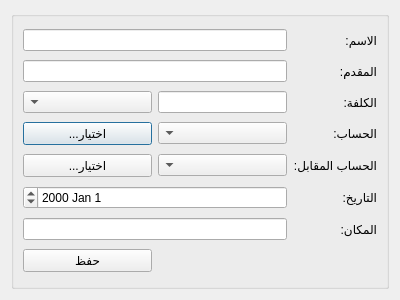
rabee361/E-commerce2, file Ui_Course_View.ui: the form before one commit.
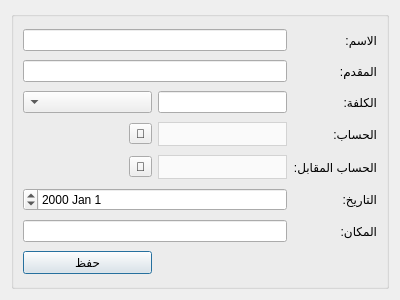
The form after the commit.

```diff
--- a/Ui_Course_View.ui
+++ b/Ui_Course_View.ui
@@ -29,6 +29,9 @@
       <string/>
      </property>
      <layout class="QGridLayout" name="gridLayout_26">
+      <item row="10" column="1" colspan="2">
+       <widget class="QDateEdit" name="course_date_input"/>
+      </item>
       <item row="0" column="0">
        <widget class="QLabel" name="name_label_2">
         <property name="text">
@@ -36,29 +39,6 @@
         </property>
        </widget>
       </item>
-      <item row="8" column="1" colspan="2">
-       <widget class="QDateEdit" name="course_date_input"/>
-      </item>
-      <item row="3" column="1">
-       <widget class="QComboBox" name="course_costs_account_combobox">
-        <property name="sizePolicy">
-         <sizepolicy hsizetype="Expanding" vsizetype="Fixed">
-          <horstretch>0</horstretch>
-          <verstretch>0</verstretch>
-         </sizepolicy>
-        </property>
-       </widget>
-      </item>
-      <item row="3" column="0">
-       <widget class="QLabel" name="job_title_label_3">
-        <property name="text">
-         <string>الحساب:</string>
-        </property>
-       </widget>
-      </item>
-      <item row="1" column="1" colspan="2">
-       <widget class="QLineEdit" name="course_providor_input"/>
-      </item>
       <item row="1" column="0">
        <widget class="QLabel" name="department_label_2">
         <property name="text">
@@ -73,61 +53,78 @@
         </property>
        </widget>
       </item>
-      <item row="3" column="2">
-       <widget class="QPushButton" name="select_course_costs_account_btn">
+      <item row="4" column="1">
+       <widget class="QComboBox" name="course_costs_account_combobox">
+        <property name="sizePolicy">
+         <sizepolicy hsizetype="Expanding" vsizetype="Fixed">
+          <horstretch>0</horstretch>
+          <verstretch>0</verstretch>
+         </sizepolicy>
+        </property>
+        <property name="styleSheet">
+         <string notr="true">QComboBox {
+        background-color: #fafafa;
+        border: 1px solid lightgrey;		
+		height: 22px;
+		color: black;
+    }
+    QComboBox::drop-down {
+        border: none;
+    }</string>
+        </property>
+       </widget>
+      </item>
+      <item row="4" column="0">
+       <widget class="QLabel" name="job_title_label_3">
         <property name="text">
-         <string>...اختيار</string>
+         <string>الحساب:</string>
         </property>
        </widget>
       </item>
-      <item row="9" column="1" colspan="2">
-       <widget class="QLineEdit" name="course_place_input"/>
+      <item row="1" column="1" colspan="2">
+       <widget class="QLineEdit" name="course_providor_input"/>
       </item>
-      <item row="10" column="2">
+      <item row="12" column="2">
        <widget class="QPushButton" name="course_save_btn">
         <property name="text">
          <string>حفظ</string>
         </property>
        </widget>
       </item>
-      <item row="8" column="0">
-       <widget class="QLabel" name="email_label_2">
-        <property name="text">
-         <string>التاريخ:</string>
-        </property>
-       </widget>
-      </item>
-      <item row="9" column="0">
+      <item row="11" column="0">
        <widget class="QLabel" name="email_label_3">
         <property name="text">
          <string>المكان:</string>
         </property>
        </widget>
       </item>
+      <item row="11" column="1" colspan="2">
+       <widget class="QLineEdit" name="course_place_input"/>
+      </item>
+      <item row="10" column="0">
+       <widget class="QLabel" name="email_label_2">
+        <property name="text">
+         <string>التاريخ:</string>
+        </property>
+       </widget>
+      </item>
       <item row="0" column="1" colspan="2">
        <widget class="QLineEdit" name="course_name_input"/>
       </item>
-      <item row="2" column="2">
-       <widget class="QComboBox" name="course_cost_currency_combobox">
-        <property name="sizePolicy">
-         <sizepolicy hsizetype="Expanding" vsizetype="Fixed">
-          <horstretch>0</horstretch>
-          <verstretch>0</verstretch>
-         </sizepolicy>
-        </property>
-       </widget>
-      </item>
       <item row="2" column="1">
        <widget class="QLineEdit" name="course_cost_input"/>
       </item>
-      <item row="4" column="2">
-       <widget class="QPushButton" name="select_course_costs_opposite_account_btn">
-        <property name="text">
-         <string>...اختيار</string>
+      <item row="2" column="2">
+       <widget class="QComboBox" name="course_cost_currency_combobox">
+        <property name="sizePolicy">
+         <sizepolicy hsizetype="Expanding" vsizetype="Fixed">
+          <horstretch>0</horstretch>
+          <verstretch>0</verstretch>
+         </sizepolicy>
         </property>
        </widget>
       </item>
-      <item row="4" column="1">
+      <item row="6" column="1">
        <widget class="QComboBox" name="course_costs_opposite_account_combobox">
         <property name="sizePolicy">
          <sizepolicy hsizetype="Expanding" vsizetype="Fixed">
@@ -135,15 +132,40 @@
           <verstretch>0</verstretch>
          </sizepolicy>
         </property>
+        <property name="styleSheet">
+         <string notr="true">QComboBox {
+        background-color: #fafafa;
+        border: 1px solid lightgrey;		
+		height: 22px;
+		color: black;
+    }
+    QComboBox::drop-down {
+        border: none;
+    }</string>
+        </property>
        </widget>
       </item>
-      <item row="4" column="0">
+      <item row="6" column="0">
        <widget class="QLabel" name="job_title_label_4">
         <property name="text">
          <string>الحساب المقابل:</string>
         </property>
        </widget>
       </item>
+      <item row="6" column="2">
+       <widget class="QToolButton" name="select_course_costs_opposite_account_btn">
+        <property name="text">
+         <string>🔎</string>
+        </property>
+       </widget>
+      </item>
+      <item row="4" column="2">
+       <widget class="QToolButton" name="select_course_costs_account_btn">
+        <property name="text">
+         <string>🔎</string>
+        </property>
+       </widget>
+      </item>
      </layout>
     </widget>
    </item>
```
